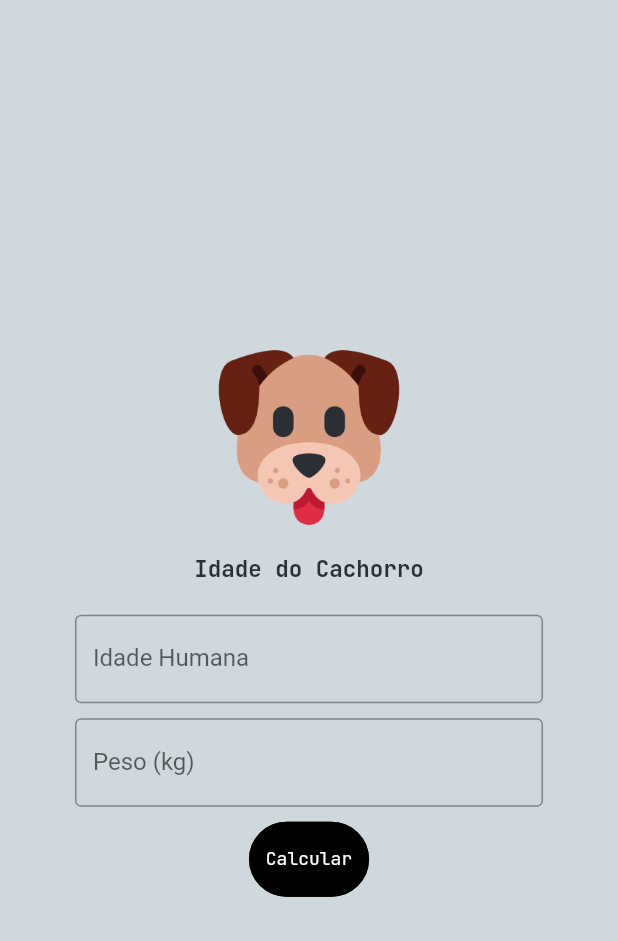
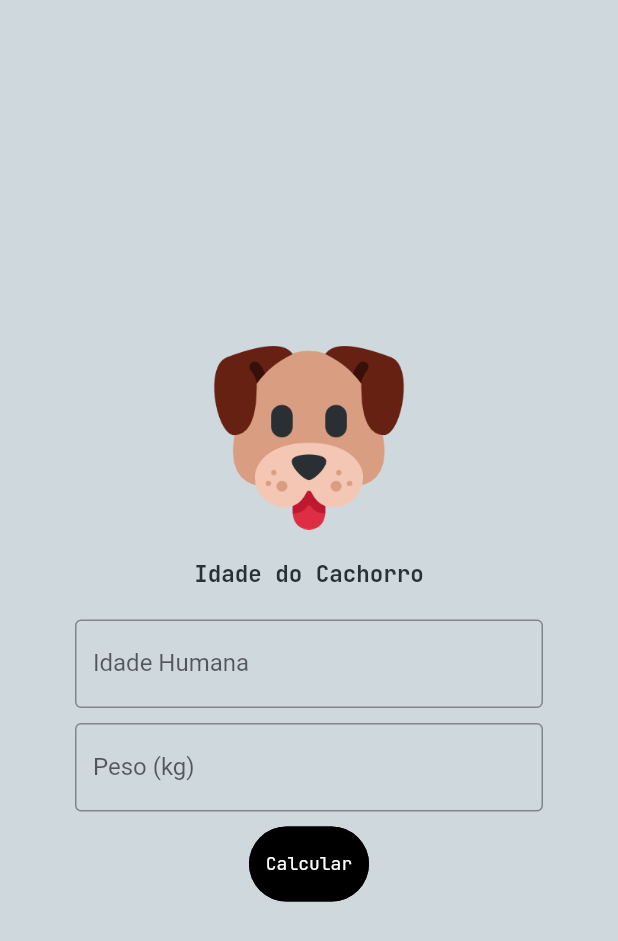
Before and after one commit to Victor-Zarzar/age-pet, a Flutter app: the DogPage screen opened directly, on a phone screen of 412 x 824 dp. Shown: the top 941 px of the screen. Run offline on Flutter 3.47's test engine with Material 3 defaults, Android fonts, the phone set to English and light mode, and no system bars; drawn by our look-alikes of getwidget; our stand-ins replace google_fonts.

Commit message:
Refactor appassets, catpage, dogpage

```diff
--- a/lib/components/AppAssets/app_assets.dart
+++ b/lib/components/AppAssets/app_assets.dart
@@ -12,6 +12,22 @@ class ImageTwo {
   ImageTwo._();
 
   static Image asset() {
-    return Image.asset('lib/assets/pets2.png');
+    return Image.asset(
+      'lib/assets/cat.png',
+      height: 130,
+      width: 130,
+    );
   }
 }
+
+class ImageThree {
+  ImageThree._();
+
+  static Image asset() {
+    return Image.asset(
+      'lib/assets/dog.png',
+      height: 130,
+      width: 130,
+    );
+  }
+}
--- a/lib/pages/DogPage/dog_page.dart
+++ b/lib/pages/DogPage/dog_page.dart
@@ -1,3 +1,4 @@
+import 'package:age_pet/components/AppAssets/app_assets.dart';
 import 'package:age_pet/components/AppTheme/app_theme.dart';
 import 'package:flutter/material.dart';
 import 'package:getwidget/getwidget.dart';
@@ -29,11 +30,7 @@ class _DogPageState extends State<DogPage> {
           child: Column(
             mainAxisAlignment: MainAxisAlignment.center,
             children: <Widget>[
-              Image.asset(
-                'lib/assets/dog.png',
-                height: myHeight * 0.15,
-                width: myWidth * 0.40,
-              ),
+             ImageThree.asset(),
               const SizedBox(height: 20),
               Text(
                 'Idade do Cachorro',
```
Also changed, not shown: lib/pages/CatPage/cat_page.dart (+2 -5 lines).
